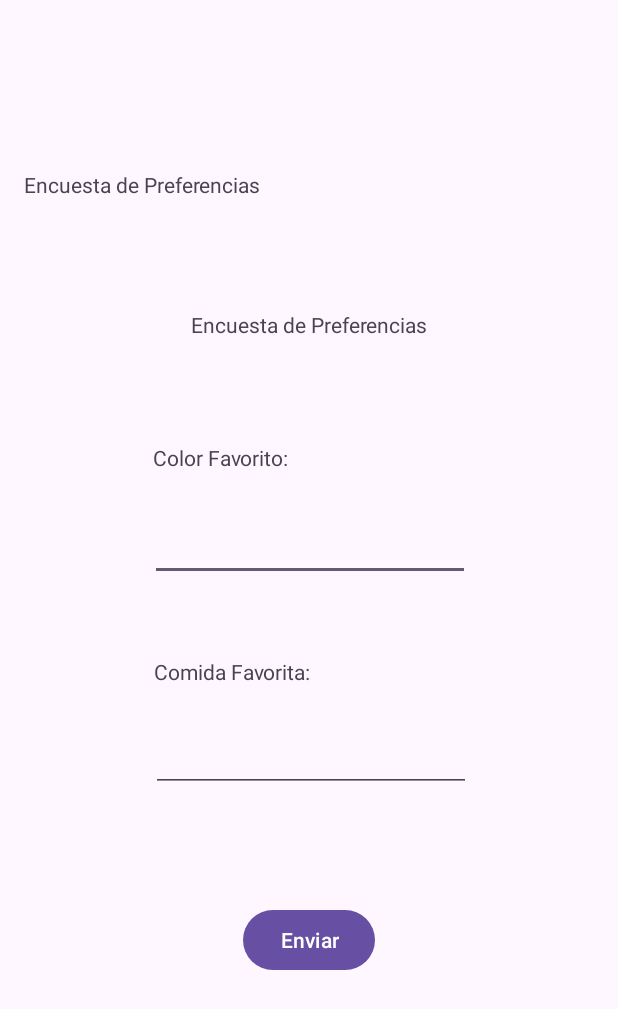
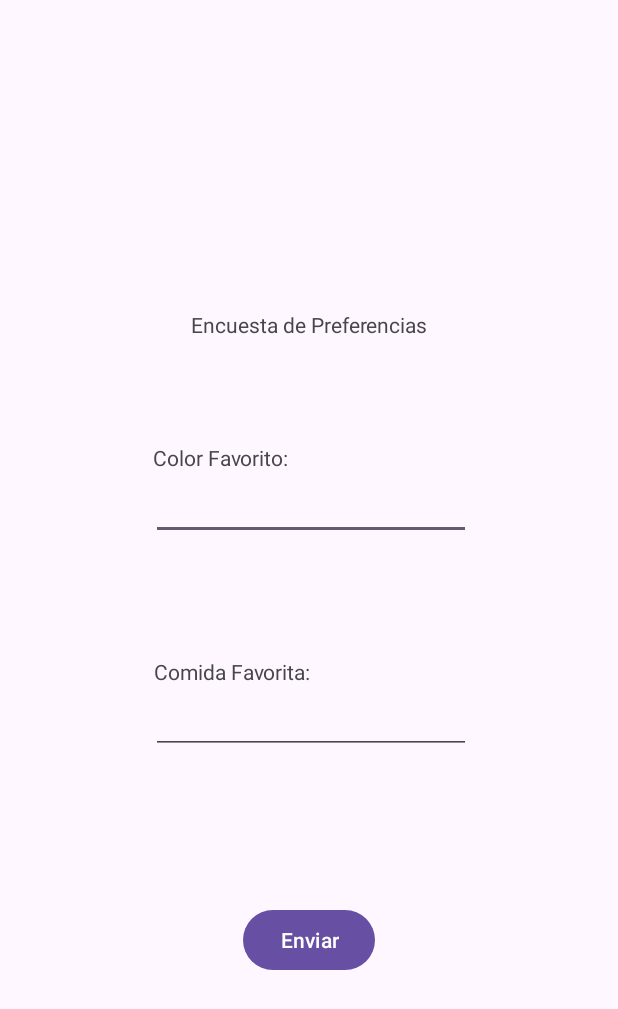
Before and after one commit to LuisGM875/Programacion_para_Movil_Java, an Android app: the screen it shows after launch (MainActivity), on a phone screen of 412 x 824 dp. Shown: the top 1009 px of the screen. Run offline under Robolectric (Android 15) with nearby library versions, the phone set to English and light mode, and no system bars.

Commit message:
fix: update a textview of form

```diff
--- a/app/src/main/res/layout/activity_main.xml
+++ b/app/src/main/res/layout/activity_main.xml
@@ -29,18 +29,6 @@
         app:layout_constraintTop_toTopOf="parent"
         app:layout_constraintVertical_bias="0.257" />
 
-    <TextView
-        android:id="@+id/textView"
-        android:layout_width="wrap_content"
-        android:layout_height="wrap_content"
-        android:text="Encuesta de Preferencias"
-        app:layout_constraintBottom_toBottomOf="parent"
-        app:layout_constraintEnd_toEndOf="parent"
-        app:layout_constraintHorizontal_bias="0.063"
-        app:layout_constraintStart_toStartOf="parent"
-        app:layout_constraintTop_toTopOf="parent"
-        app:layout_constraintVertical_bias="0.141" />
-
     <EditText
         android:id="@+id/editTextText2"
         android:layout_width="wrap_content"
@@ -49,10 +37,10 @@
         android:inputType="text"
         app:layout_constraintBottom_toBottomOf="parent"
         app:layout_constraintEnd_toEndOf="parent"
-        app:layout_constraintHorizontal_bias="0.502"
+        app:layout_constraintHorizontal_bias="0.507"
         app:layout_constraintStart_toStartOf="parent"
         app:layout_constraintTop_toBottomOf="@+id/textView3"
-        app:layout_constraintVertical_bias="0.059" />
+        app:layout_constraintVertical_bias="0.0" />
 
     <TextView
         android:id="@+id/textView3"
@@ -83,12 +71,12 @@
         android:layout_width="wrap_content"
         android:layout_height="wrap_content"
         android:ems="10"
-        android:inputType="text|textEmailAddress"
+        android:inputType="text"
         app:layout_constraintBottom_toBottomOf="parent"
         app:layout_constraintEnd_toEndOf="parent"
         app:layout_constraintHorizontal_bias="0.507"
         app:layout_constraintStart_toStartOf="parent"
-        app:layout_constraintTop_toTopOf="parent"
-        app:layout_constraintVertical_bias="0.62" />
+        app:layout_constraintTop_toBottomOf="@+id/textView4"
+        app:layout_constraintVertical_bias="0.0" />
 
 </androidx.constraintlayout.widget.ConstraintLayout>
```
